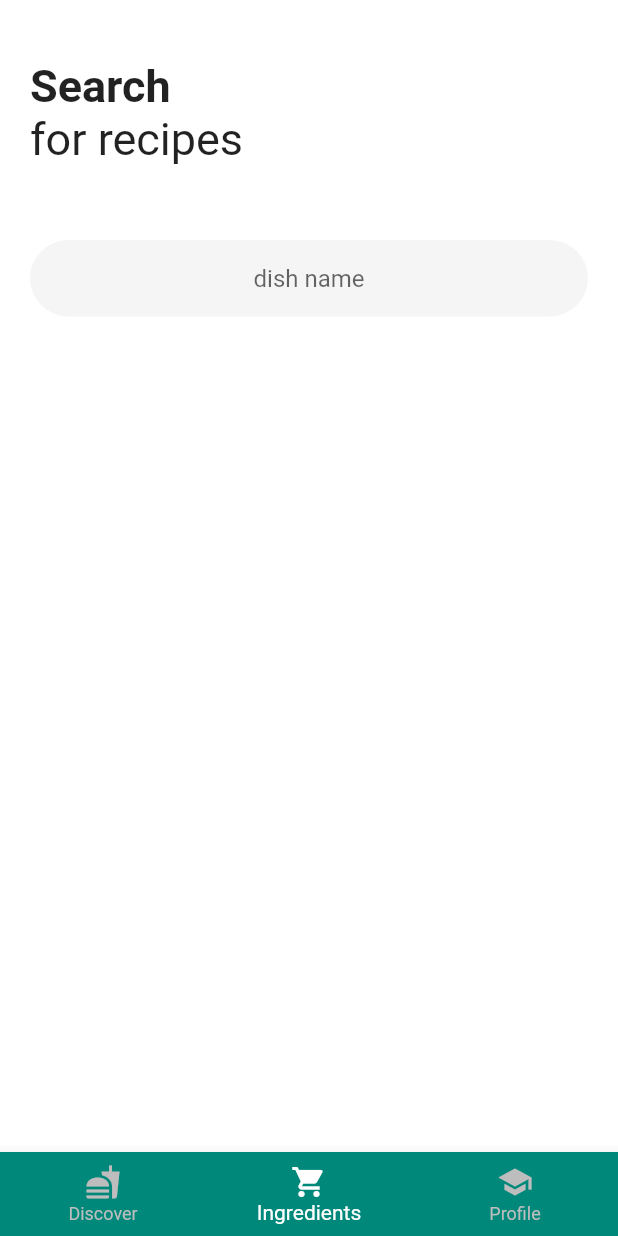
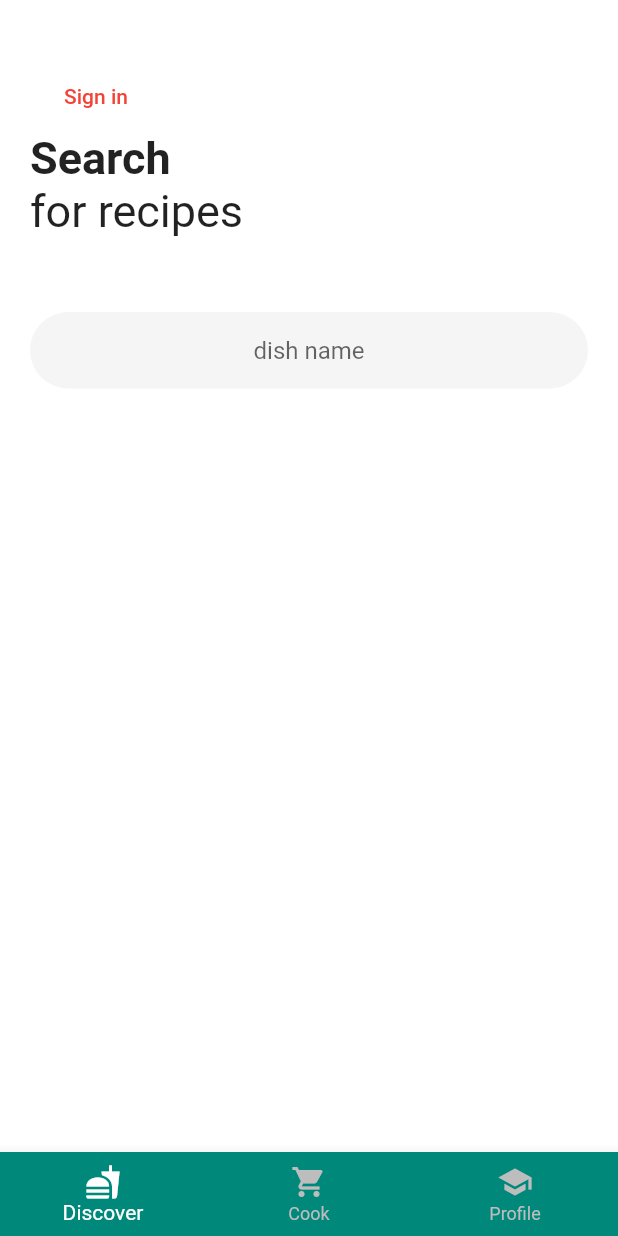
Before and after one commit to ausgomez/recipe_app_flutter, a Flutter app: the screen it shows after launch, on a phone screen of 412 x 824 dp. Run offline on Flutter 3.47's test engine with Material 2 defaults, Android fonts, the phone set to English and light mode, and no system bars.

Commit message:
able to change between menu buttons and index by passing toggle view function

```diff
--- /dev/null
+++ b/lib/menus/bottomNav.dart
@@ -0,0 +1,41 @@
+import 'package:flutter/material.dart';
+
+class myBottomNav extends StatefulWidget {
+  final Function toggleView;
+  int index;
+
+  myBottomNav({this.toggleView, this.index});
+  @override
+  _myBottomNavState createState() => _myBottomNavState();
+}
+
+class _myBottomNavState extends State<myBottomNav> {
+  @override
+  Widget build(BuildContext context) {
+    return BottomNavigationBar(
+      currentIndex: widget.index,
+      items: const <BottomNavigationBarItem>[
+        BottomNavigationBarItem(
+          icon: Icon(Icons.fastfood),
+          title: Text('Discover'),
+        ),
+        BottomNavigationBarItem(
+          icon: Icon(Icons.shopping_cart),
+          title: Text('Cook'),
+        ),
+        BottomNavigationBarItem(
+          icon: Icon(Icons.school),
+          title: Text('Profile'),
+        ),
+      ],
+      backgroundColor: Colors.teal[600],
+      fixedColor: Colors.white,
+      unselectedItemColor: Colors.grey[400],
+      onTap: (i) {
+        widget.index = i;
+        widget.toggleView(i);
+        print('this is the widget index: ${widget.index}');
+      },
+    );
+  }
+}
--- /dev/null
+++ b/lib/screens/Discover/discoverPage.dart
@@ -0,0 +1,55 @@
+import 'package:flutter/material.dart';
+import 'package:recipe_app_design/menus/bottomNav.dart';
+
+class DiscoverPage extends StatefulWidget {
+  @override
+  _DiscoverPageState createState() => _DiscoverPageState();
+}
+
+class _DiscoverPageState extends State<DiscoverPage> {
+  int index = 0;
+  @override
+  Widget build(BuildContext context) {
+    return Container(
+      padding: EdgeInsets.only(top: 40.0, right: 20.0, left: 20.0),
+      child: Column(
+        crossAxisAlignment: CrossAxisAlignment.start,
+        children: <Widget>[
+          FlatButton(
+            onPressed: () => setState(() {
+              index = 0;
+              print(index);
+            }),
+            child: Text('Sign in', style: TextStyle(color: Colors.red)),
+          ),
+          Text(
+            'Search',
+            style: TextStyle(fontSize: 30, fontWeight: FontWeight.bold),
+          ),
+          Text(
+            'for recipes',
+            style: TextStyle(fontSize: 30),
+          ),
+          SizedBox(height: 50),
+          TextField(
+            textAlign: TextAlign.center,
+            keyboardType: TextInputType.text,
+            decoration: InputDecoration(
+              hintText: 'dish name',
+              hintStyle: TextStyle(fontSize: 16),
+              border: OutlineInputBorder(
+                borderRadius: BorderRadius.circular(100),
+                borderSide: BorderSide(
+                  width: 0,
+                  style: BorderStyle.none,
+                ),
+              ),
+              filled: true,
+              contentPadding: EdgeInsets.all(16),
+            ),
+          ),
+        ],
+      ),
+    );
+  }
+}
--- a/lib/screens/menus/bottomNav.dart
+++ /dev/null
@@ -1,24 +0,0 @@
-import 'package:flutter/material.dart';
-
-BottomNavigationBar myBottomNavigationBar(int i) {
-  return BottomNavigationBar(
-    currentIndex: i,
-    items: const <BottomNavigationBarItem>[
-      BottomNavigationBarItem(
-        icon: Icon(Icons.fastfood),
-        title: Text('Discover'),
-      ),
-      BottomNavigationBarItem(
-        icon: Icon(Icons.shopping_cart),
-        title: Text('Ingredients'),
-      ),
-      BottomNavigationBarItem(
-        icon: Icon(Icons.school),
-        title: Text('Profile'),
-      ),
-    ],
-    backgroundColor: Colors.teal[600],
-    fixedColor: Colors.white,
-    unselectedItemColor: Colors.grey[400],
-  );
-}
--- a/lib/screens/wrapper.dart
+++ b/lib/screens/wrapper.dart
@@ -1,46 +1,28 @@
 import 'package:flutter/material.dart';
-import 'package:recipe_app_design/screens/menus/bottomNav.dart';
+import 'package:recipe_app_design/screens/Discover/discoverPage.dart';
+import 'package:recipe_app_design/menus/bottomNav.dart';
 
-class Wrapper extends StatelessWidget {
+class Wrapper extends StatefulWidget {
+  @override
+  _WrapperState createState() => _WrapperState();
+}
+
+class _WrapperState extends State<Wrapper> {
+  int index = 0;
+
+  void toggleView(int i) {
+    setState(() {
+      index = i;
+      print('got it! ${index}');
+    });
+  }
+
   @override
   Widget build(BuildContext context) {
     return Scaffold(
       backgroundColor: Colors.white,
-      body: Container(
-        padding: EdgeInsets.only(top: 40.0, right: 20.0, left: 20.0),
-        child: Column(
-          crossAxisAlignment: CrossAxisAlignment.start,
-          children: <Widget>[
-            Text(
-              'Search',
-              style: TextStyle(fontSize: 30, fontWeight: FontWeight.bold),
-            ),
-            Text(
-              'for recipes',
-              style: TextStyle(fontSize: 30),
-            ),
-            SizedBox(height: 50),
-            TextField(
-              textAlign: TextAlign.center,
-              keyboardType: TextInputType.text,
-              decoration: InputDecoration(
-                hintText: 'dish name',
-                hintStyle: TextStyle(fontSize: 16),
-                border: OutlineInputBorder(
-                  borderRadius: BorderRadius.circular(100),
-                  borderSide: BorderSide(
-                    width: 0,
-                    style: BorderStyle.none,
-                  ),
-                ),
-                filled: true,
-                contentPadding: EdgeInsets.all(16),
-              ),
-            ),
-          ],
-        ),
-      ),
-      bottomNavigationBar: myBottomNavigationBar(1),
+      body: DiscoverPage(),
+      bottomNavigationBar: myBottomNav(toggleView: toggleView, index: index),
     );
   }
 }
```
Also changed, not shown: lib/screens/Cook/cookPage.dart (added), lib/screens/Profile/profilePage.dart (added).
